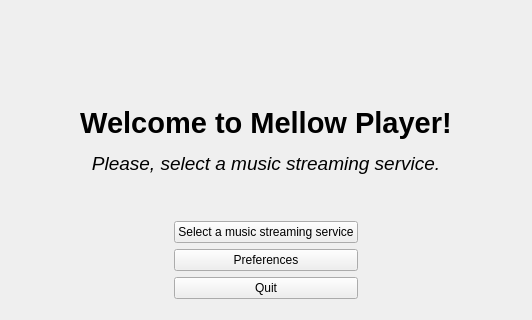
Old version of the form app/mainwindow.ui in the repository ColinDuquesnoy/MellowPlayer; both pictures show x 134 to 666 and y 146 to 466 of the 800 by 668 pixel window.
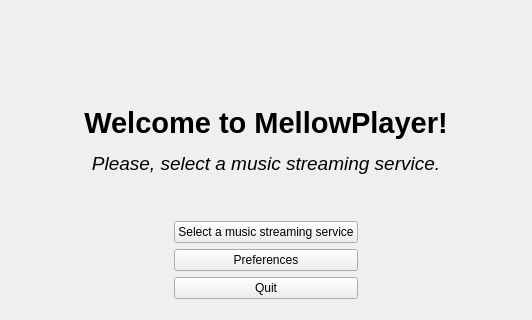
New version of the form. Icons and pictures are not drawn. Custom widgets are drawn as their Qt base class.

Commit message:
Remove space between Mellow and Player
(improve consistency)

Diff of the .ui file:
```diff
--- a/app/mainwindow.ui
+++ b/app/mainwindow.ui
@@ -50,7 +50,7 @@
         <item row="1" column="1">
          <widget class="QLabel" name="label">
           <property name="text">
-           <string>&lt;html&gt;&lt;head/&gt;&lt;body&gt;&lt;p align=&quot;center&quot;&gt;&lt;img src=&quot;:/icons/mellowplayer.png&quot; width=128 height=128/&gt;&lt;/p&gt;&lt;p align=&quot;center&quot;&gt;&lt;span style=&quot; font-size:22pt; font-weight:600;&quot;&gt;Welcome to Mellow Player!&lt;/span&gt;&lt;/p&gt;&lt;p align=&quot;center&quot;&gt;&lt;span style=&quot; font-size:14pt; font-style:italic;&quot;&gt;Please, select a music streaming service.&lt;/span&gt;&lt;/p&gt;&lt;p align=&quot;center&quot;&gt;&lt;br/&gt;&lt;/p&gt;&lt;/body&gt;&lt;/html&gt;</string>
+           <string>&lt;html&gt;&lt;head/&gt;&lt;body&gt;&lt;p align=&quot;center&quot;&gt;&lt;img src=&quot;:/icons/mellowplayer.png&quot; width=&quot;128&quot; height=&quot;128&quot;/&gt;&lt;/p&gt;&lt;p align=&quot;center&quot;&gt;&lt;span style=&quot; font-size:22pt; font-weight:600;&quot;&gt;Welcome to MellowPlayer!&lt;/span&gt;&lt;/p&gt;&lt;p align=&quot;center&quot;&gt;&lt;span style=&quot; font-size:14pt; font-style:italic;&quot;&gt;Please, select a music streaming service.&lt;/span&gt;&lt;/p&gt;&lt;p align=&quot;center&quot;&gt;&lt;br/&gt;&lt;/p&gt;&lt;/body&gt;&lt;/html&gt;</string>
           </property>
          </widget>
         </item>
```
Left out of the diff: 6 changed lines with no effect on the pictures. The commit also changes 6 other files.
